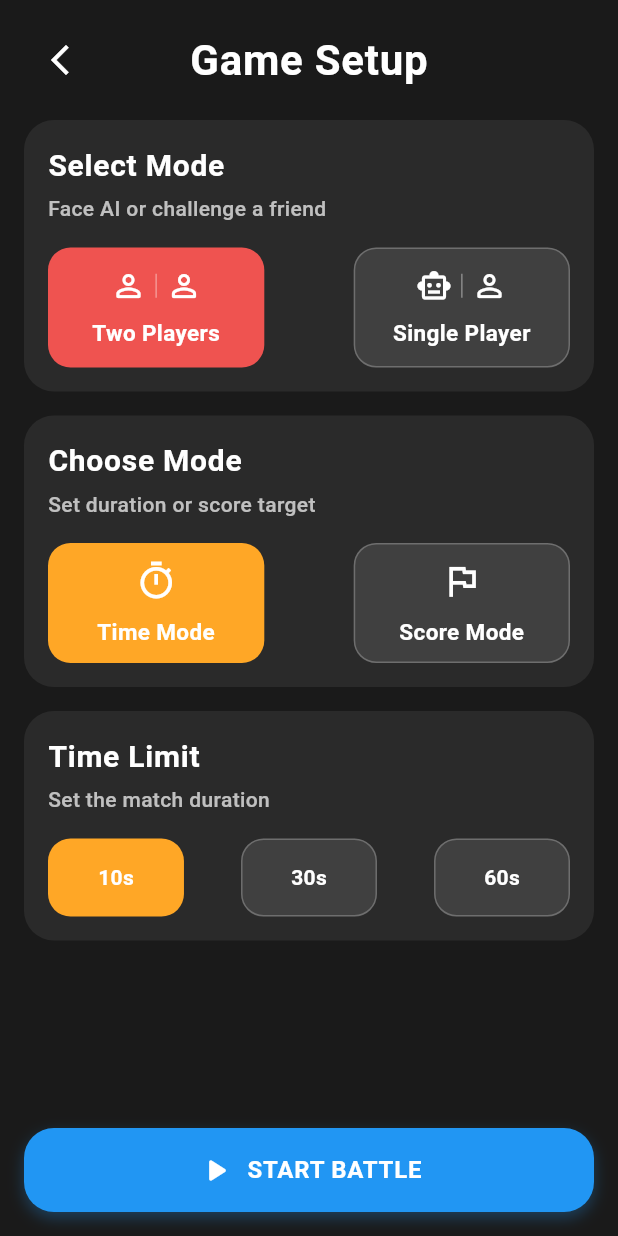
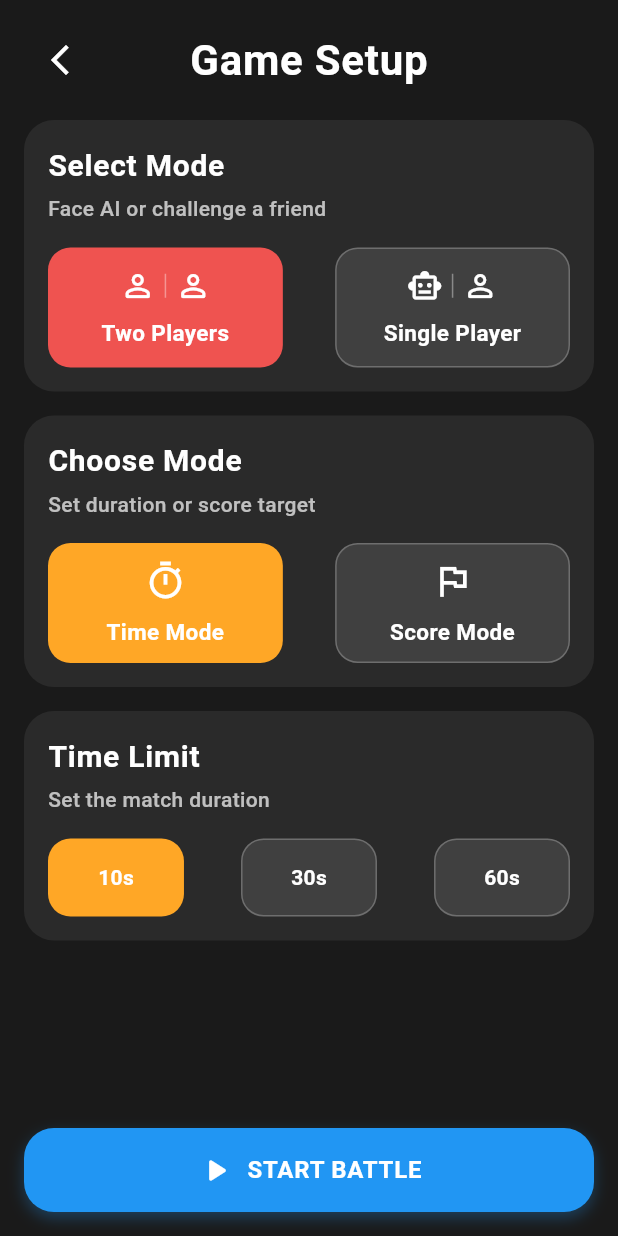
Before and after one commit to mustafaberat/click-battle-game, a Flutter app: the ModeSelectionScreen screen opened by its route, on a phone screen of 412 x 824 dp. Run offline on Flutter 3.47's test engine with Material 3 defaults, Android fonts, the phone set to English and light mode, and no system bars; our stand-ins replace just_audio, shared_preferences; accounts and stored records are empty.

Commit message:
release fix

```diff
--- a/lib/screens/mode_selection/mode_selection_screen.dart
+++ b/lib/screens/mode_selection/mode_selection_screen.dart
@@ -196,7 +196,7 @@ class _ModeSelectionScreenState extends State<ModeSelectionScreen> {
     return GestureDetector(
       onTap: onTap,
       child: Container(
-        width: MediaQuery.of(context).size.width * 0.35,
+        width: MediaQuery.of(context).size.width * 0.38,
         height: 80,
         decoration: BoxDecoration(
           color: isSelected ? color : AppColors.white10,
```
Also changed, not shown: 2 other files.
